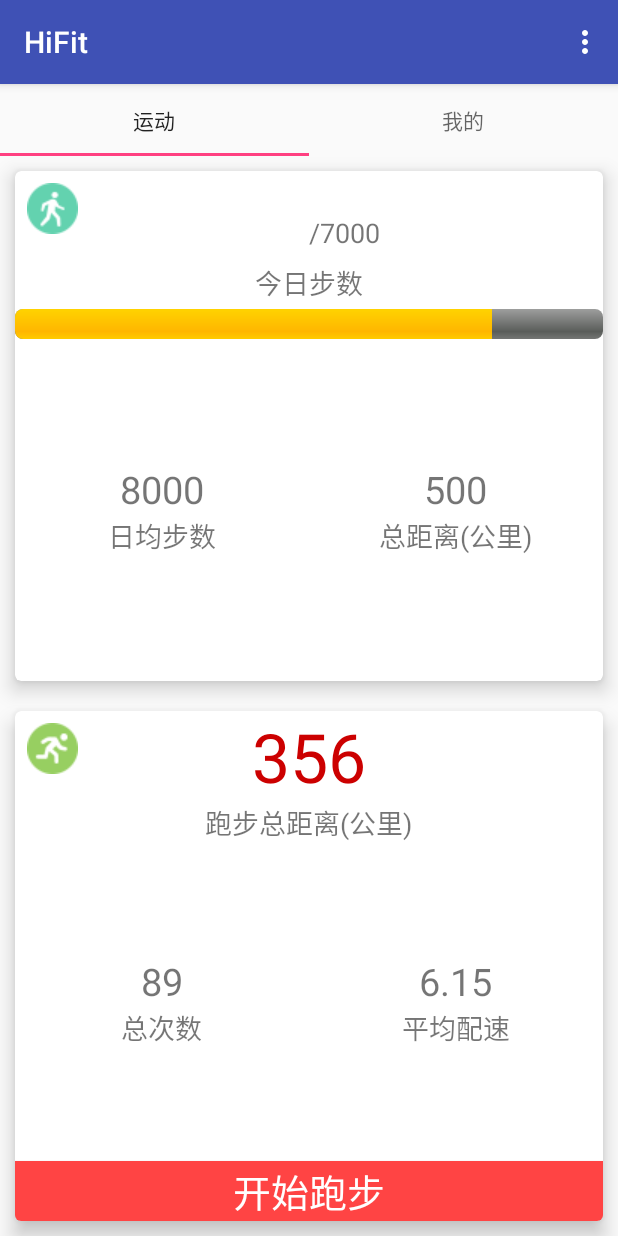
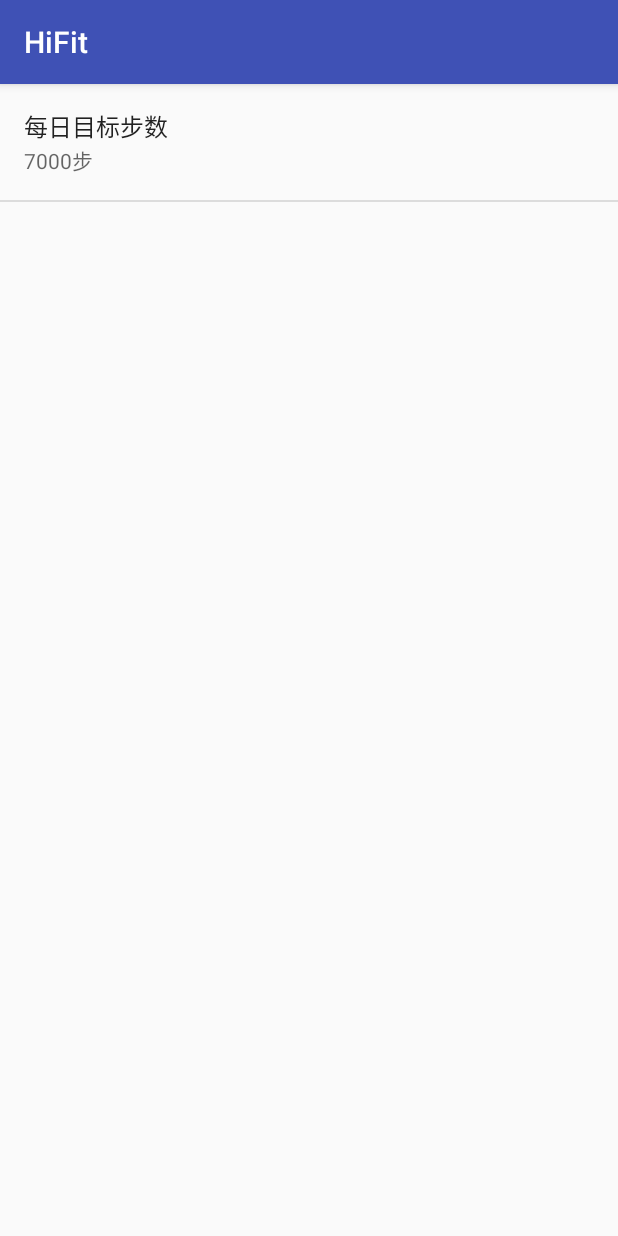
Before and after one commit to zhongzhen2008/HiFit, an Android app: the screen it shows after launch (MainActivity before the commit, SettingsActivity after it), in the options menu, after a tap on "设置", on a phone screen of 412 x 824 dp. Run offline under Robolectric (Android 15) with nearby library versions, the phone set to English and light mode, and no system bars; 3 statements that could not run were skipped.

Commit message:
2016-5-15： 1）初步完成计步基本功能，包括手机重启、Service异常重启、跨天（待验证） 2）上传GitHub 3）新增目标步数设置

```diff
--- a/app/src/main/AndroidManifest.xml
+++ b/app/src/main/AndroidManifest.xml
@@ -48,6 +48,8 @@
             </intent-filter>
         </receiver>
 
+        <activity android:name="com.hifit.zz.activity.SettingsActivity">
+        </activity>
     </application>
 
 </manifest>
--- a/app/src/main/java/com/hifit/zz/activity/FitFragment.java
+++ b/app/src/main/java/com/hifit/zz/activity/FitFragment.java
@@ -4,8 +4,10 @@ import android.app.Service;
 import android.content.ComponentName;
 import android.content.Intent;
 import android.content.ServiceConnection;
+import android.content.SharedPreferences;
 import android.os.Bundle;
 import android.os.IBinder;
+import android.preference.PreferenceManager;
 import android.support.annotation.Nullable;
 import android.support.v4.app.Fragment;
 import android.support.v7.widget.CardView;
@@ -32,6 +34,7 @@ public class FitFragment extends Fragment {
     private View rootView;
     private CardView cvSteps;
     private TextView tvTodaySteps;
+    private TextView tvTargetSteps;
     private ProgressBar pbTodaySteps;
     private CardView cvRun;
     private Button btRun;
@@ -53,6 +56,7 @@ public class FitFragment extends Fragment {
             Log.d(TAG_FIT_FRAGMENT, "***** FitFragment: onServiceConnected()");
             mStepBinder = (StepService.StepBinder) service;
             tvTodaySteps.setText("" + mStepBinder.getTodayStep());
+            pbTodaySteps.setProgress(mStepBinder.getTodayStep());
 
             mStepBinder.addStepListener(mStepChange);
         }
@@ -86,13 +90,12 @@ public class FitFragment extends Fragment {
         getActivity().bindService(intentStep, connStep, Service.BIND_AUTO_CREATE);
 
         tvTodaySteps = (TextView) rootView.findViewById(R.id.tv_today_steps);
-/*        if (mStepBinder != null) {
-            tvTodaySteps.setText("" + mStepBinder.getTodayStep());
-        }*/
+        tvTargetSteps = (TextView) rootView.findViewById(R.id.tv_target_steps);
+        //tvTargetSteps.setText("" + getTargetStep());
 
         pbTodaySteps = (ProgressBar) rootView.findViewById(R.id.pb_today_steps);
-        pbTodaySteps.setMax(7000);
-        pbTodaySteps.setProgress(5678);
+        //pbTodaySteps.setMax(getTargetStep());
+        //pbTodaySteps.setProgress(Integer.parseInt((String)tvTodaySteps.getText()));
 
         cvSteps = (CardView) rootView.findViewById(R.id.card_view_step);
         cvSteps.setOnClickListener(new View.OnClickListener() {
@@ -128,12 +131,24 @@ public class FitFragment extends Fragment {
     }
 
     @Override
+    public void onResume() {
+        super.onResume();
+        tvTargetSteps.setText("" + getTargetStep());
+        pbTodaySteps.setMax(getTargetStep());
+
+    }
+
+    @Override
     public void onDestroy() {
         getActivity().unbindService(connStep);
         super.onDestroy();
     }
 
-
+    public int getTargetStep() {
+        SharedPreferences settings = PreferenceManager.getDefaultSharedPreferences(getContext());
+        String strStep = settings.getString(SettingsFragment.SETTINGS_TARGET_STEP_KEY, "7000");
+        return Integer.parseInt(strStep);
+    }
 
 
 }
--- a/app/src/main/java/com/hifit/zz/activity/MainActivity.java
+++ b/app/src/main/java/com/hifit/zz/activity/MainActivity.java
@@ -81,6 +81,8 @@ public class MainActivity extends AppCompatActivity {
 
         //noinspection SimplifiableIfStatement
         if (id == R.id.action_settings) {
+            Intent intent = new Intent(this, SettingsActivity.class);
+            startActivity(intent);
             return true;
         }
 
--- /dev/null
+++ b/app/src/main/java/com/hifit/zz/activity/SettingsActivity.java
@@ -0,0 +1,15 @@
+package com.hifit.zz.activity;
+
+import android.support.v7.app.AppCompatActivity;
+import android.os.Bundle;
+
+public class SettingsActivity extends AppCompatActivity {
+
+    @Override
+    protected void onCreate(Bundle savedInstanceState) {
+        super.onCreate(savedInstanceState);
+        getFragmentManager().beginTransaction()
+                .replace(android.R.id.content, new SettingsFragment())
+                .commit();
+    }
+}
--- /dev/null
+++ b/app/src/main/java/com/hifit/zz/activity/SettingsFragment.java
@@ -0,0 +1,68 @@
+package com.hifit.zz.activity;
+
+import android.content.SharedPreferences;
+import android.os.Bundle;
+import android.preference.EditTextPreference;
+import android.preference.PreferenceFragment;
+import android.preference.PreferenceManager;
+import android.util.Log;
+
+import com.hifit.zz.hifit.BuildConfig;
+import com.hifit.zz.hifit.R;
+
+/**
+ * Created by zz on 2016/5/15.
+ */
+public class SettingsFragment extends PreferenceFragment implements SharedPreferences.OnSharedPreferenceChangeListener {
+    private static final String TAG_SETTINGS_FRAGMENT = "SettingsFragment";
+
+    public static final String SETTINGS_TARGET_STEP_KEY = "targetStep";
+    public static final int SETTINGS_TARGET_STEP_DEFAULT = 7000;
+
+    private EditTextPreference mTargetStepPref;
+    private int mTargetStep;
+
+    @Override
+    public void onCreate(Bundle savedInstanceState) {
+        Log.d(TAG_SETTINGS_FRAGMENT, "***** SettingsFragment onCreate()");
+        super.onCreate(savedInstanceState);
+        addPreferencesFromResource(R.xml.pref_settings);
+        mTargetStepPref = (EditTextPreference)getPreferenceScreen().findPreference(SETTINGS_TARGET_STEP_KEY);
+        mTargetStep = SETTINGS_TARGET_STEP_DEFAULT;
+    }
+
+    @Override
+    public void onSharedPreferenceChanged(SharedPreferences sharedPreferences, String key) {
+        if (key.equals(SETTINGS_TARGET_STEP_KEY)) {
+            updateTargetStepSummary();
+        }
+    }
+
+    private void updateTargetStepSummary() {
+        //Log.d(TAG_SETTINGS_FRAGMENT, "updateTargetStepSummary");
+
+        try {
+            mTargetStep = Integer.parseInt(mTargetStepPref.getText());
+            mTargetStepPref.setSummary(mTargetStep + getActivity().getString(R.string.step_uint));
+            Log.d(TAG_SETTINGS_FRAGMENT, "***** updateTargetStepSummary:" + mTargetStep);
+        } catch (Exception e) {
+            Log.d(TAG_SETTINGS_FRAGMENT, "***** updateTargetStepSummary Exception: " + e.toString());
+        }
+    }
+
+    @Override
+    public void onResume() {
+        Log.d(TAG_SETTINGS_FRAGMENT, "***** SettingsFragment onResume()");
+        super.onResume();
+        updateTargetStepSummary();
+        getPreferenceManager().getSharedPreferences().registerOnSharedPreferenceChangeListener(this);
+    }
+
+    @Override
+    public void onPause() {
+        Log.d(TAG_SETTINGS_FRAGMENT, "***** SettingsFragment onPause()");
+        getPreferenceManager().getSharedPreferences().unregisterOnSharedPreferenceChangeListener(this);
+        super.onPause();
+    }
+
+}
--- a/app/src/main/res/values/strings.xml
+++ b/app/src/main/res/values/strings.xml
@@ -10,4 +10,8 @@
     <string name="run_histroy">跑步记录</string>
     <string name="run">跑步</string>
 
+    <string name="target_step">每日目标步数</string>
+    <string name="target_step_summary">大多数人设置7000步</string>
+    <string name="step_uint">步</string>
+
 </resources>
--- /dev/null
+++ b/app/src/main/res/xml/pref_settings.xml
@@ -0,0 +1,10 @@
+<?xml version="1.0" encoding="utf-8"?>
+<PreferenceScreen xmlns:android="http://schemas.android.com/apk/res/android">
+    <EditTextPreference
+        android:key="targetStep"
+        android:defaultValue="7000"
+        android:title="@string/target_step"
+        android:summary="@string/target_step_summary"
+        android:numeric="integer" />
+
+</PreferenceScreen>
```
